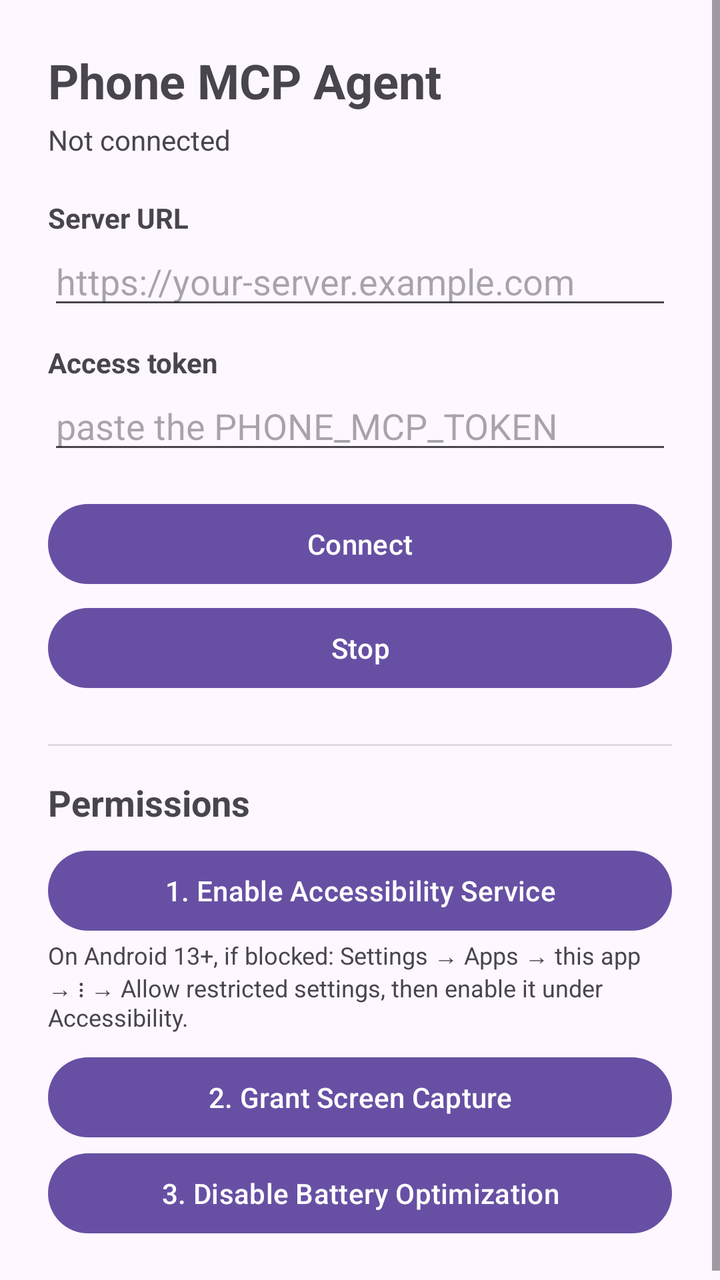
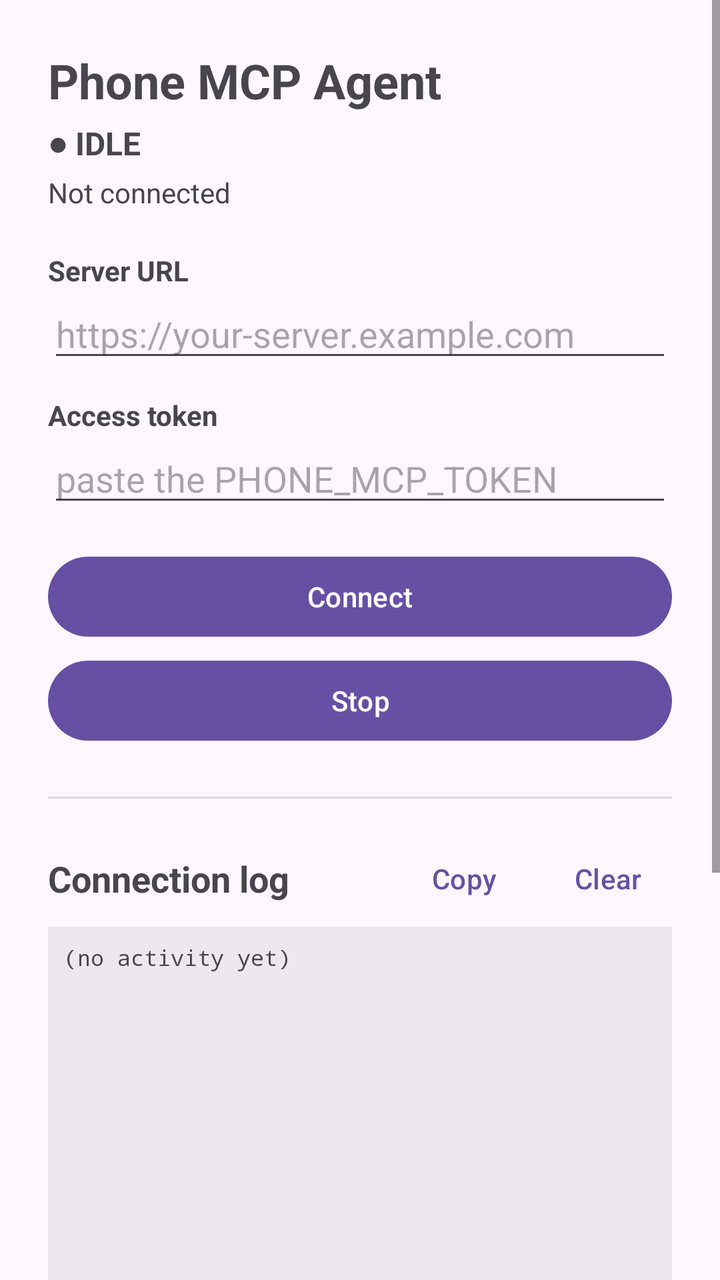

Compare the two renders of this Android layout. The source of the first and the diff that turns it into the second are given below.
<!-- AndroidManifest.xml: application theme Theme.PhoneMcp -->
<!-- res/layout/activity_setup.xml -->
<?xml version="1.0" encoding="utf-8"?>
<ScrollView xmlns:android="http://schemas.android.com/apk/res/android"
    android:layout_width="match_parent"
    android:layout_height="match_parent"
    android:fillViewport="true">

    <LinearLayout
        android:layout_width="match_parent"
        android:layout_height="wrap_content"
        android:orientation="vertical"
        android:padding="24dp">

        <TextView
            android:layout_width="wrap_content"
            android:layout_height="wrap_content"
            android:text="@string/app_name"
            android:textSize="24sp"
            android:textStyle="bold"
            android:paddingBottom="4dp" />

        <TextView
            android:id="@+id/statusText"
            android:layout_width="match_parent"
            android:layout_height="wrap_content"
            android:text="Not connected"
            android:paddingBottom="20dp" />

        <TextView
            android:layout_width="wrap_content"
            android:layout_height="wrap_content"
            android:text="Server URL"
            android:textStyle="bold" />

        <EditText
            android:id="@+id/serverUrlInput"
            android:layout_width="match_parent"
            android:layout_height="wrap_content"
            android:hint="https://your-server.example.com"
            android:inputType="textUri"
            android:autofillHints="" />

        <TextView
            android:layout_width="wrap_content"
            android:layout_height="wrap_content"
            android:text="Access token"
            android:textStyle="bold"
            android:paddingTop="12dp" />

        <EditText
            android:id="@+id/tokenInput"
            android:layout_width="match_parent"
            android:layout_height="wrap_content"
            android:hint="paste the PHONE_MCP_TOKEN"
            android:inputType="textPassword"
            android:autofillHints="" />

        <Button
            android:id="@+id/connectButton"
            android:layout_width="match_parent"
            android:layout_height="wrap_content"
            android:text="Connect"
            android:layout_marginTop="16dp" />

        <Button
            android:id="@+id/stopButton"
            android:layout_width="match_parent"
            android:layout_height="wrap_content"
            android:text="Stop"
            android:layout_marginTop="4dp" />

        <View
            android:layout_width="match_parent"
            android:layout_height="1dp"
            android:background="?android:attr/listDivider"
            android:layout_marginTop="24dp"
            android:layout_marginBottom="16dp" />

        <TextView
            android:layout_width="wrap_content"
            android:layout_height="wrap_content"
            android:text="Permissions"
            android:textSize="18sp"
            android:textStyle="bold"
            android:paddingBottom="8dp" />

        <Button
            android:id="@+id/accessibilityButton"
            android:layout_width="match_parent"
            android:layout_height="wrap_content"
            android:text="1. Enable Accessibility Service" />

        <TextView
            android:layout_width="match_parent"
            android:layout_height="wrap_content"
            android:text="On Android 13+, if blocked: Settings → Apps → this app → ⋮ → Allow restricted settings, then enable it under Accessibility."
            android:textSize="12sp"
            android:paddingBottom="8dp" />

        <Button
            android:id="@+id/screenButton"
            android:layout_width="match_parent"
            android:layout_height="wrap_content"
            android:text="2. Grant Screen Capture" />

        <Button
            android:id="@+id/batteryButton"
            android:layout_width="match_parent"
            android:layout_height="wrap_content"
            android:text="3. Disable Battery Optimization" />

    </LinearLayout>
</ScrollView>
<!-- resources referenced by this layout -->
<resources>
  <string name="app_name">Phone MCP Agent</string>
  <style name="Theme.PhoneMcp" parent="Theme.Material3.DayNight">
          <item name="android:statusBarColor" tools:targetApi="l">?attr/colorPrimary</item>
      </style>
</resources>

<!-- the commit's change to res/layout/activity_setup.xml (unified diff, before → after) -->
@@ -16,6 +16,15 @@
             android:text="@string/app_name"
             android:textSize="24sp"
             android:textStyle="bold"
+            android:paddingBottom="4dp" />
+
+        <TextView
+            android:id="@+id/connStatusText"
+            android:layout_width="match_parent"
+            android:layout_height="wrap_content"
+            android:text="● IDLE"
+            android:textStyle="bold"
+            android:textSize="16sp"
             android:paddingBottom="4dp" />
 
         <TextView
@@ -75,6 +84,47 @@
             android:layout_marginTop="24dp"
             android:layout_marginBottom="16dp" />
 
+        <LinearLayout
+            android:layout_width="match_parent"
+            android:layout_height="wrap_content"
+            android:orientation="horizontal"
+            android:gravity="center_vertical">
+
+            <TextView
+                android:layout_width="0dp"
+                android:layout_height="wrap_content"
+                android:layout_weight="1"
+                android:text="Connection log"
+                android:textSize="18sp"
+                android:textStyle="bold" />
+
+            <Button
+                android:id="@+id/copyLogButton"
+                style="?android:attr/buttonBarButtonStyle"
+                android:layout_width="wrap_content"
+                android:layout_height="wrap_content"
+                android:text="Copy" />
+
+            <Button
+                android:id="@+id/clearLogButton"
+                style="?android:attr/buttonBarButtonStyle"
+                android:layout_width="wrap_content"
+                android:layout_height="wrap_content"
+                android:text="Clear" />
+        </LinearLayout>
+
+        <TextView
+            android:id="@+id/logText"
+            android:layout_width="match_parent"
+            android:layout_height="200dp"
+            android:background="#11000000"
+            android:fontFamily="monospace"
+            android:textSize="11sp"
+            android:padding="8dp"
+            android:scrollbars="vertical"
+            android:text="(no activity yet)"
+            android:layout_marginBottom="20dp" />
+
         <TextView
             android:layout_width="wrap_content"
             android:layout_height="wrap_content"
